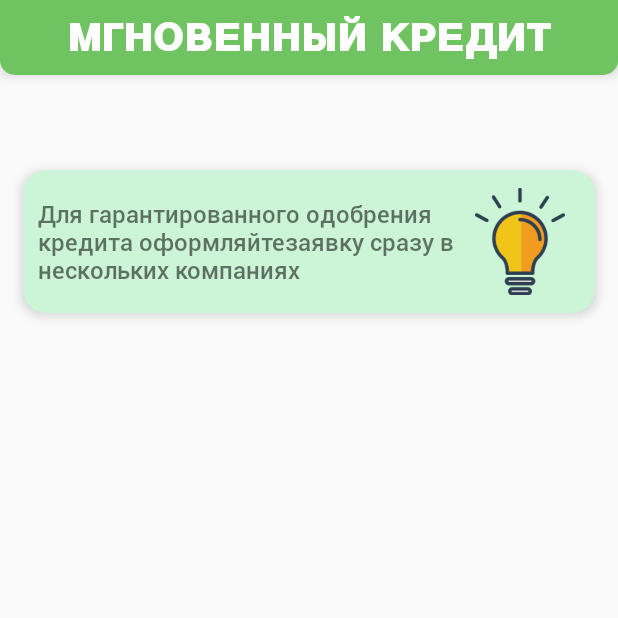
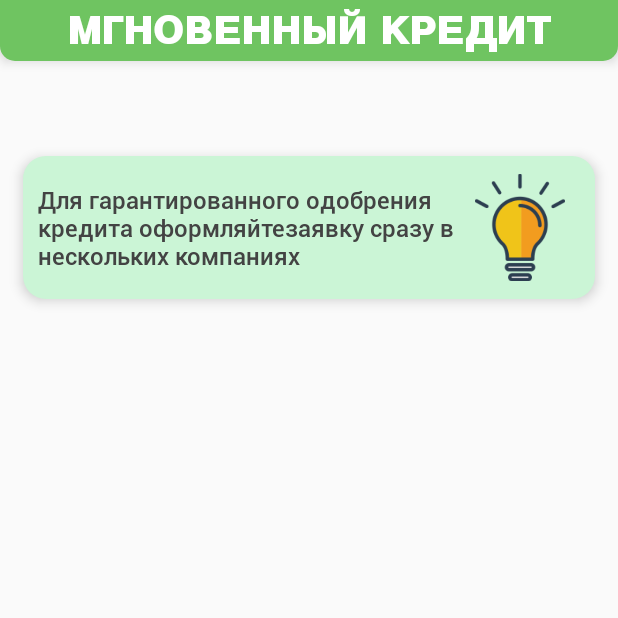
Before and after one commit to gowless/mgnovenniy-credit, an Android app: the screen it shows after launch (MainActivity), on a phone screen of 412 x 824 dp, the top half of it. Run offline under Robolectric (Android 15) with nearby library versions, the phone set to English and light mode, and no system bars; our stand-ins replace AdMob; libraries missing offline, so code that uses them is left out: com.adjust.sdk, com.onesignal; 12 statements that could not run were skipped.

Commit message:
maded some fixes added One Signal SDK fixed non-ethernet case fixed top name spacing to wrap-content

```diff
--- a/app/src/main/java/com/mgnovenniycredit/MainClass.java
+++ b/app/src/main/java/com/mgnovenniycredit/MainClass.java
@@ -14,6 +14,7 @@ import com.adjust.sdk.AdjustAttribution;
 import com.adjust.sdk.AdjustConfig;
 import com.adjust.sdk.LogLevel;
 import com.adjust.sdk.OnAttributionChangedListener;
+import com.onesignal.OneSignal;
 
 
 public class MainClass extends Application {
@@ -21,6 +22,9 @@ public class MainClass extends Application {
     //initializing variables
     public static String trackerToken, trackerName, network, campaign, adgroup, creative, adid;
     public static Float font;
+    //one-signal app id
+    private static final String ONESIGNAL_APP_ID = "3c1ab221-301c-429a-a2bc-096f2f2da60b";
+
 
 
     @Override
@@ -60,7 +64,17 @@ public class MainClass extends Application {
         });
         Adjust.onCreate(config);
 
+        // Enable verbose OneSignal logging to debug issues if needed.
+        OneSignal.setLogLevel(OneSignal.LOG_LEVEL.VERBOSE, OneSignal.LOG_LEVEL.NONE);
+
+        // OneSignal Initialization
+        OneSignal.initWithContext(this);
+        OneSignal.setAppId(ONESIGNAL_APP_ID);
+
+
+
         registerActivityLifecycleCallbacks(new AdjustLifecycleCallbacks());
+
     }
 
     private static final class AdjustLifecycleCallbacks implements ActivityLifecycleCallbacks {
--- a/app/src/main/java/com/mgnovenniycredit/activities/BeforeMainActivity.java
+++ b/app/src/main/java/com/mgnovenniycredit/activities/BeforeMainActivity.java
@@ -58,7 +58,6 @@ public class BeforeMainActivity extends AppCompatActivity {
 
         //check for network connection
         if (isNetworkAvailable()) {
-
         } else {
             setNonEthernetCase();
         }
--- a/app/src/main/java/com/mgnovenniycredit/activities/MainActivity.java
+++ b/app/src/main/java/com/mgnovenniycredit/activities/MainActivity.java
@@ -9,6 +9,7 @@ import android.net.NetworkInfo;
 import android.os.Build;
 import android.os.Bundle;
 import android.view.View;
+import android.view.ViewGroup;
 import android.widget.ImageView;
 import android.widget.ProgressBar;
 import android.widget.TextView;
@@ -46,11 +47,17 @@ public class MainActivity extends AppCompatActivity {
     //text non-ithernet
     TextView textView;
 
+    //text pls
+    TextView textViewPls;
+
     //top alert
     ConstraintLayout topAlert;
 
     //top constraint
     ConstraintLayout topConstraint;
+
+    //tab layout
+    TabLayout tabLayout;
 
     @Override
     protected void onCreate(Bundle savedInstanceState) {
@@ -104,6 +111,14 @@ public class MainActivity extends AppCompatActivity {
                 startActivity(new Intent(MainActivity.this, InfoActivity.class));
             }
         });
+
+
+        for(int i=0; i < tabLayout.getTabCount(); i++) {
+            View tab = ((ViewGroup) tabLayout.getChildAt(0)).getChildAt(i);
+            ViewGroup.MarginLayoutParams p = (ViewGroup.MarginLayoutParams) tab.getLayoutParams();
+            p.setMargins(0, 0, 10, 0);
+            tab.requestLayout();
+        }
 
     }
 
@@ -172,6 +187,10 @@ public class MainActivity extends AppCompatActivity {
        // infoTabIcon = findViewById(R.id.info_tab_icon);
         //top alert
         topAlert = findViewById(R.id.topAlert);
+        //tabs layout
+        tabLayout = findViewById(R.id.tabs_layout);
+        //text view pls
+        textViewPls = findViewById(R.id.text_pls);
 
     }
 
@@ -180,7 +199,9 @@ public class MainActivity extends AppCompatActivity {
         textView.setVisibility(View.VISIBLE);
         imageView.setVisibility(View.VISIBLE);
         progressBar.setVisibility(View.GONE);
-        infoTabIcon.setVisibility(View.GONE);
+        topAlert.setVisibility(View.GONE);
+        textViewPls.setVisibility(View.VISIBLE);
+//        infoTabIcon.setVisibility(View.GONE);
     }
 
 
--- a/app/src/main/java/com/mgnovenniycredit/activities/SplashActivity.java
+++ b/app/src/main/java/com/mgnovenniycredit/activities/SplashActivity.java
@@ -149,7 +149,7 @@ public class SplashActivity extends AppCompatActivity {
                         break;
                 }
                 //open MainActivity
-                getCloak();
+                getBeforeMain();
             }
 
             @Override
@@ -195,7 +195,7 @@ public class SplashActivity extends AppCompatActivity {
                          break;
                  }
                  //open cloak
-               getCloak();
+               getBeforeMain();
              }
 
              @Override
--- a/app/src/main/res/drawable-v24/bg_button_pressed.xml
+++ b/app/src/main/res/drawable/tab_background_unselected.xml
@@ -1,8 +1,7 @@
 <?xml version="1.0" encoding="utf-8"?>
 <shape xmlns:android="http://schemas.android.com/apk/res/android"
     android:shape="rectangle">
-    <solid android:color="#198F79" />
-    <corners android:radius="30dp">
-
-    </corners>
+    <solid android:color="#fff" />
+    <corners android:radius="30dp" />
+    <stroke android:width="5dp" android:color="#76d078"/>
 </shape>
--- a/app/src/main/res/layout/activity_cloak.xml
+++ b/app/src/main/res/layout/activity_cloak.xml
@@ -11,9 +11,11 @@
     <androidx.constraintlayout.widget.ConstraintLayout
         android:id="@+id/topConstraint"
         android:layout_width="0dp"
-        android:layout_height="50dp"
+        android:layout_height="wrap_content"
         android:background="@drawable/bg_top_name_container"
         android:elevation="5dp"
+        android:paddingTop="5dp"
+        android:paddingBottom="5dp"
         app:layout_constraintEnd_toEndOf="parent"
         app:layout_constraintStart_toStartOf="parent"
         app:layout_constraintTop_toTopOf="parent">
@@ -23,6 +25,7 @@
             android:layout_width="wrap_content"
             android:layout_height="wrap_content"
             android:fontFamily="@font/cyrvetica_extra_bold"
+            android:gravity="center|center_vertical"
             android:text="@string/app_naim"
             android:textColor="#fff"
             android:textSize="25sp"
@@ -72,7 +75,6 @@
         android:id="@+id/recyclerView"
         android:layout_width="0dp"
         android:layout_height="0dp"
-        android:layout_marginTop="5dp"
         app:layout_constraintBottom_toBottomOf="parent"
         app:layout_constraintEnd_toEndOf="parent"
         app:layout_constraintStart_toStartOf="parent"
--- a/app/src/main/res/layout/activity_main.xml
+++ b/app/src/main/res/layout/activity_main.xml
@@ -22,20 +22,32 @@
         app:layout_constraintBottom_toBottomOf="parent"
         app:layout_constraintEnd_toEndOf="parent"
         app:layout_constraintStart_toStartOf="parent"
-        app:layout_constraintTop_toBottomOf="@+id/tabs_layout">
+        app:layout_constraintTop_toTopOf="parent">
+
+        <TextView
+            android:id="@+id/text_pls"
+            android:layout_width="wrap_content"
+            android:layout_height="wrap_content"
+            android:fontFamily="@font/roboto_medium"
+            android:text="@string/pls"
+            android:textColor="#434343"
+            android:textSize="16sp"
+            android:visibility="invisible"
+            app:layout_constraintEnd_toEndOf="parent"
+            app:layout_constraintStart_toStartOf="parent"
+            app:layout_constraintTop_toBottomOf="@+id/text_non_Ithernet" />
 
         <TextView
             android:id="@+id/text_non_Ithernet"
             android:layout_width="wrap_content"
             android:layout_height="wrap_content"
-            android:layout_marginTop="10dp"
+            android:layout_marginTop="32dp"
             android:fontFamily="@font/roboto_medium"
             android:gravity="center"
-            android:text="Отсутствует подключение к интернету!"
-            android:textColor="#93A0C6"
+            android:text="@string/non_inet"
+            android:textColor="#434343"
             android:textSize="16sp"
             android:visibility="invisible"
-            app:layout_constraintBottom_toBottomOf="parent"
             app:layout_constraintEnd_toEndOf="parent"
             app:layout_constraintStart_toStartOf="parent"
             app:layout_constraintTop_toBottomOf="@+id/non_Ithernet" />
@@ -54,7 +66,7 @@
     <androidx.constraintlayout.widget.ConstraintLayout
         android:id="@+id/topConstraint"
         android:layout_width="0dp"
-        android:layout_height="50dp"
+        android:layout_height="wrap_content"
         android:background="@drawable/bg_top_name_container"
         android:elevation="5dp"
         android:paddingTop="5dp"
@@ -68,6 +80,7 @@
             android:layout_width="wrap_content"
             android:layout_height="wrap_content"
             android:fontFamily="@font/cyrvetica_extra_bold"
+            android:gravity="center|center_vertical"
             android:text="@string/app_naim"
             android:textColor="#fff"
             android:textSize="25sp"
@@ -78,7 +91,6 @@
     </androidx.constraintlayout.widget.ConstraintLayout>
 
     <com.google.android.material.tabs.TabLayout
-
         android:id="@+id/tabs_layout"
         android:layout_width="match_parent"
         android:layout_height="wrap_content"
@@ -90,9 +102,10 @@
         app:layout_constraintEnd_toEndOf="parent"
         app:layout_constraintStart_toStartOf="parent"
         app:layout_constraintTop_toBottomOf="@+id/topConstraint"
+        app:tabBackground="@drawable/tab_background_unselected"
         app:tabIndicator="@drawable/bg_main_container"
         app:tabIndicatorColor="#76d078"
-        app:tabIndicatorHeight="45dp"
+        app:tabIndicatorHeight="48dp"
         app:tabRippleColor="@android:color/transparent"
         app:tabSelectedTextColor="#333333"
         app:tabTextColor="#313131">
@@ -131,10 +144,11 @@
         <TextView
             android:id="@+id/textView2"
             android:layout_width="0dp"
-            android:layout_height="0dp"
+            android:layout_height="wrap_content"
             android:fontFamily="@font/roboto_medium"
             android:gravity="left|center_vertical"
             android:text="@string/top_notif_text"
+            android:textColor="#434343"
             android:textSize="16sp"
             app:layout_constraintBottom_toBottomOf="parent"
             app:layout_constraintEnd_toStartOf="@+id/guideline"
--- a/app/src/main/res/values/strings.xml
+++ b/app/src/main/res/values/strings.xml
@@ -37,4 +37,6 @@
     <string name="first_row_first">Сума</string>
     <string name="open_details">Подробнее</string>
     <string name="app_naim">МГНОВЕННЫЙ КРЕДИТ</string>
+    <string name="non_inet">Отсутствует подключение к интернету!</string>
+    <string name="pls">Пожалуйста перезагрузите приложение.</string>
 </resources>
--- a/build.gradle
+++ b/build.gradle
@@ -3,10 +3,11 @@ buildscript {
     repositories {
         google()
         jcenter()
+        gradlePluginPortal()
     }
     dependencies {
         classpath "com.android.tools.build:gradle:4.1.1"
-
+        classpath 'gradle.plugin.com.onesignal:onesignal-gradle-plugin:0.12.10'
         // NOTE: Do not place your application dependencies here; they belong
         // in the individual module build.gradle files
     }
@@ -16,6 +17,7 @@ allprojects {
     repositories {
         google()
         jcenter()
+
     }
 }
 
```
Also changed, not shown: app/build.gradle (+8 -0 lines), app/src/main/res/layout/activity_before_main.xml (+5 -2 lines), app/src/main/res/layout/activity_info.xml (+6 -4 lines), app/src/main/res/layout/activity_info_details.xml (+6 -4 lines), app/src/main/res/layout/activity_non_categories.xml (+5 -2 lines), app/src/main/res/drawable/non_ethernet.png.
